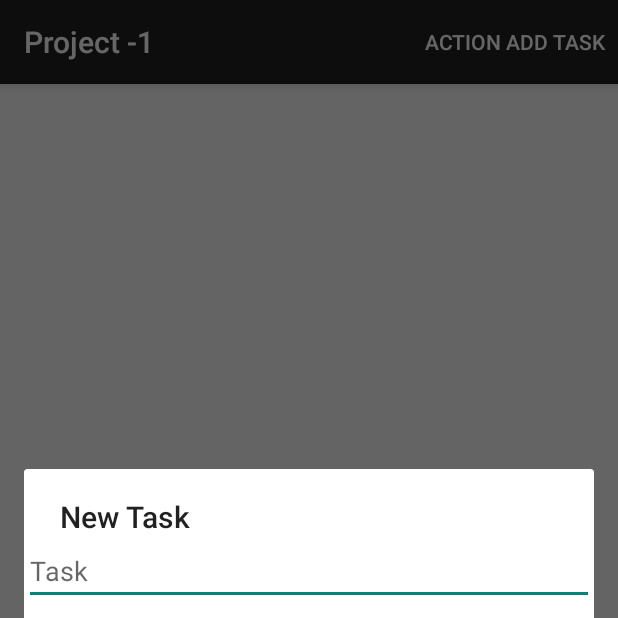
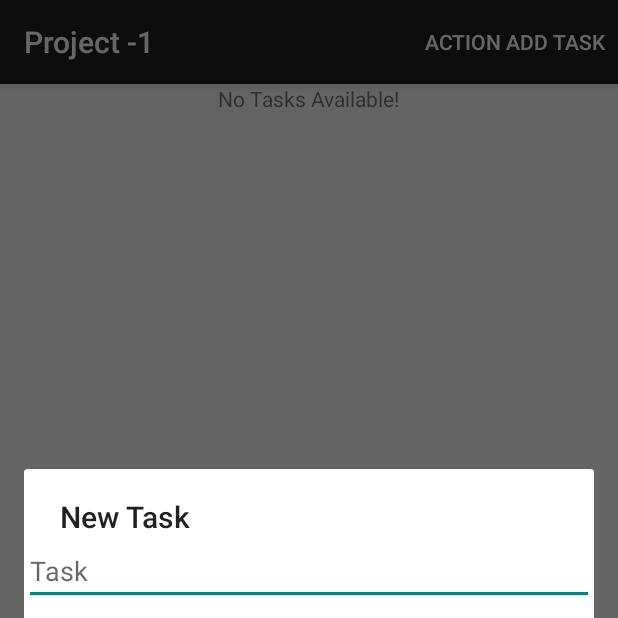
Before and after one commit to schrockblock/queuer-tmnt, an Android app: the ProjectActivity screen opened directly, with no data from a screen before it, after a tap on "ACTION ADD TASK", on a phone screen of 412 x 824 dp, the top half of it. Run offline under Robolectric (Android 15) with nearby library versions, the phone set to English and light mode, and no system bars; libraries missing offline, so code that uses them is left out: com.nineoldandroids.animation, com.nineoldandroids.view.

Commit message:
did no task view

```diff
--- a/QueuerTMNT/src/main/java/com/tmnt/queuer/activities/FeedActivity.java
+++ b/QueuerTMNT/src/main/java/com/tmnt/queuer/activities/FeedActivity.java
@@ -93,4 +93,8 @@ import java.util.ArrayList;
             no_projects.setVisibility(View.VISIBLE);
         }
 
+        public void hide_empty_project(){
+            no_projects.setVisibility(View.INVISIBLE);
+        }
+
     }
--- a/QueuerTMNT/src/main/java/com/tmnt/queuer/activities/ProjectActivity.java
+++ b/QueuerTMNT/src/main/java/com/tmnt/queuer/activities/ProjectActivity.java
@@ -12,6 +12,7 @@ package com.tmnt.queuer.activities;
         import android.widget.AdapterView;
         import android.widget.Button;
         import android.widget.EditText;
+        import android.widget.TextView;
 
         import com.tmnt.queuer.R;
         import com.tmnt.queuer.adapters.FeedAdapter;
@@ -28,6 +29,7 @@ package com.tmnt.queuer.activities;
         private int project_id;
         private ArrayList<Task> tasks = new ArrayList<Task>();
         private ProjectAdapter adapter;
+        private TextView no_tasks;
 
         @Override
         protected void onCreate(Bundle savedInstanceState) {
@@ -38,6 +40,13 @@ package com.tmnt.queuer.activities;
 
             ActionBar actionBar = getSupportActionBar();
             actionBar.setTitle("Project " + project_id);
+
+            no_tasks = (TextView)findViewById(R.id.lv_no_tasks);
+            no_tasks.setVisibility(View.INVISIBLE);
+
+            if (tasks.isEmpty()) {
+                no_tasks.setVisibility(View.VISIBLE);
+            }
 
             EnhancedListView listView = (EnhancedListView)findViewById(R.id.lv_tasks);
             adapter = new ProjectAdapter(this, tasks);
@@ -97,7 +106,7 @@ package com.tmnt.queuer.activities;
                                         Task task = new Task();
                                         task.setName(taskTitle.getText().toString());
                                         task.setProject_id(project_id);
-                                        tasks.add(0, task);
+                                        adapter.insert(task, 0);
                                         adapter.notifyDataSetChanged();
                                     }
                                 })
@@ -110,4 +119,8 @@ package com.tmnt.queuer.activities;
             }
             return super.onOptionsItemSelected(item);
         }
+
+        public void hide_empty_tasks(){
+            no_tasks.setVisibility(View.INVISIBLE);
+        }
     }
--- a/QueuerTMNT/src/main/java/com/tmnt/queuer/adapters/FeedAdapter.java
+++ b/QueuerTMNT/src/main/java/com/tmnt/queuer/adapters/FeedAdapter.java
@@ -39,6 +39,9 @@ public class FeedAdapter extends BaseAdapter implements RearrangementListener{
 
     public void insert(Project project, int position){
         projects.add(position, project);
+        if (!projects.isEmpty()) {
+            ((FeedActivity)context).hide_empty_project();
+        }
         notifyDataSetChanged();
     }
 
--- a/QueuerTMNT/src/main/res/layout/activity_project.xml
+++ b/QueuerTMNT/src/main/res/layout/activity_project.xml
@@ -3,6 +3,14 @@
 <LinearLayout xmlns:android="http://schemas.android.com/apk/res/android"
     android:orientation="vertical" android:layout_width="match_parent"
     android:layout_height="match_parent">
+
+
+    <TextView
+        android:layout_width="wrap_content"
+        android:layout_height="wrap_content"
+        android:text="@string/no_tasks"
+        android:id="@+id/lv_no_tasks"
+        android:layout_gravity="center_horizontal" />
 
     <com.tmnt.queuer.views.EnhancedListView
         android:id="@+id/lv_tasks"
--- a/QueuerTMNT/src/main/res/values/strings.xml
+++ b/QueuerTMNT/src/main/res/values/strings.xml
@@ -21,5 +21,5 @@
     <string name="item_deleted">Item deleted</string>
     <string name="n_items_deleted">%1$s items deleted</string>
     <string name="no_projects">No Projects Available!</string>
-
+    <string name="no_tasks">No Tasks Available!</string>
 </resources>
```
Also changed, not shown: QueuerTMNT/src/main/java/com/tmnt/queuer/QueuerApplication.java (added, +18 -0 lines), QueuerTMNT/src/main/java/com/tmnt/queuer/activities/LoginActivity.java (+3 -4 lines), QueuerTMNT/src/main/java/com/tmnt/queuer/adapters/ProjectAdapter.java (+6 -2 lines), QueuerTMNT/src/main/java/com/tmnt/queuer/managers/LoginManager.java (+8 -3 lines), 1 other file.
